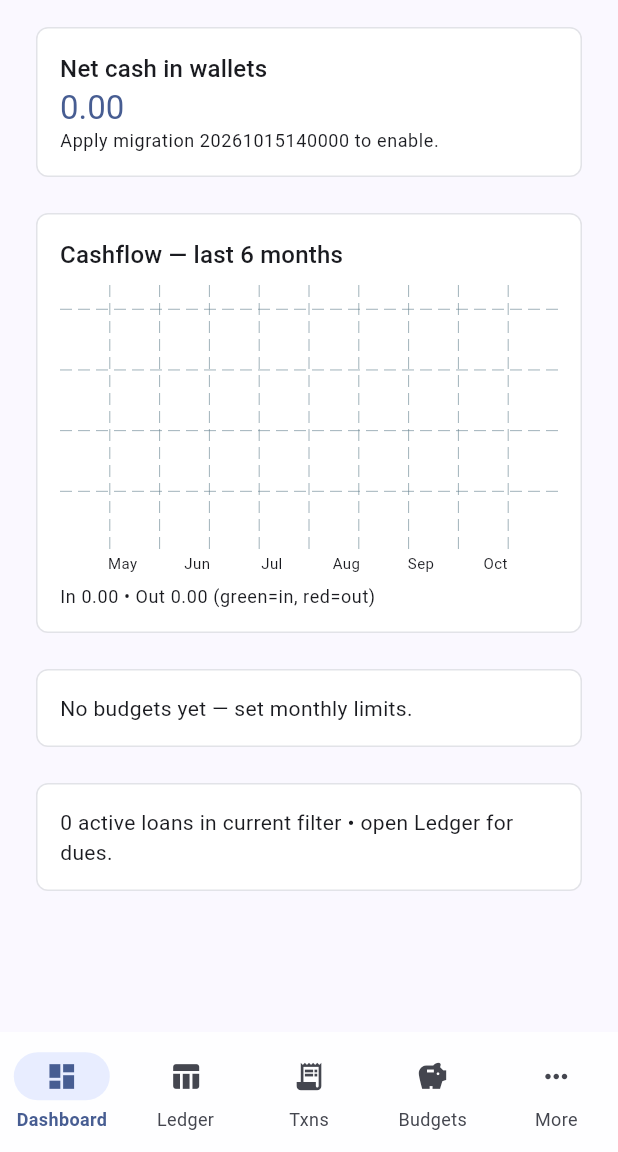
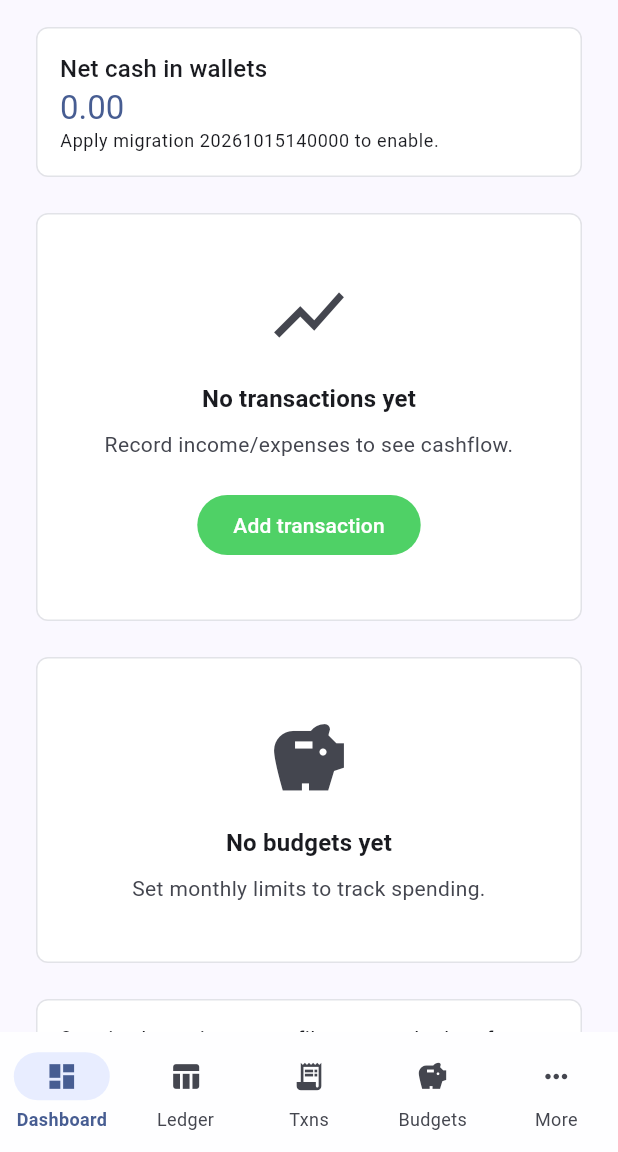
Before and after one commit to namunaONE/nHisab, a Flutter app: the screen it shows once a user with an empty profile is signed in, on a phone screen of 412 x 824 dp, the part 84-1236 px from its top. Run offline on Flutter 3.47's test engine with Material 3 defaults, Android fonts, the phone set to English and light mode, and no system bars; drawn by our look-alikes of fl_chart; our stand-ins replace data_table_2, decimal, file_picker, flutter_riverpod, pdf, printing and 1 more; missing offline and left inert: bikram_sambat, excel, rational; accounts and stored records are empty.

Commit message:
ui/ux phase C: loading + empty + error states
- core/widgets/skeleton.dart: SkeletonBox/SkeletonList/SkeletonCard shimmer
  widgets for loading states (replaces plain spinners)
- core/widgets/empty_state.dart: EmptyState (icon + title + subtitle + CTA)
  and ErrorState (inline message + retry button)
- accounts_page.dart: skeleton list loading, error retry, empty + CTA
- transactions_page.dart: skeleton list loading, error retry, empty + CTA
- budgets_page.dart: skeleton list loading, error retry, empty + CTA
- dashboard_page.dart: skeleton cards per panel, error retry per panel,
  empty placeholders for cashflow/budgets
- ledger_page.dart: skeleton list loading, error retry, empty + CTA
flutter analyze: 0 issues | flutter test: 10/10 | build web: OK

```diff
--- /dev/null
+++ b/app/lib/src/core/widgets/empty_state.dart
@@ -0,0 +1,119 @@
+import 'package:flutter/material.dart';
+
+/// Friendly empty state: icon + title + subtitle + optional primary CTA.
+/// Used when a provider returns zero rows (no wallets, no transactions, etc.).
+class EmptyState extends StatelessWidget {
+  final IconData icon;
+  final String title;
+  final String? subtitle;
+  final String? ctaLabel;
+  final VoidCallback? onCta;
+
+  const EmptyState({
+    super.key,
+    required this.icon,
+    required this.title,
+    this.subtitle,
+    this.ctaLabel,
+    this.onCta,
+  });
+
+  @override
+  Widget build(BuildContext context) {
+    final scheme = Theme.of(context).colorScheme;
+    return Center(
+      child: Padding(
+        padding: const EdgeInsets.all(24),
+        child: Column(
+          mainAxisSize: MainAxisSize.min,
+          children: [
+            Icon(icon, size: 56, color: scheme.onSurfaceVariant),
+            const SizedBox(height: 16),
+            Text(
+              title,
+              style: Theme.of(context).textTheme.titleMedium?.copyWith(
+                    color: scheme.onSurface,
+                    fontWeight: FontWeight.w600,
+                  ),
+              textAlign: TextAlign.center,
+            ),
+            if (subtitle != null) ...[
+              const SizedBox(height: 8),
+              Text(
+                subtitle!,
+                style: Theme.of(context).textTheme.bodyMedium?.copyWith(
+                      color: scheme.onSurfaceVariant,
+                    ),
+                textAlign: TextAlign.center,
+              ),
+            ],
+            if (ctaLabel != null && onCta != null) ...[
+              const SizedBox(height: 20),
+              FilledButton(
+                onPressed: onCta,
+                style: FilledButton.styleFrom(
+                  backgroundColor: scheme.secondary,
+                  foregroundColor: scheme.onSecondary,
+                ),
+                child: Text(ctaLabel!),
+              ),
+            ],
+          ],
+        ),
+      ),
+    );
+  }
+}
+
+/// Inline error state: error icon + message + optional retry CTA.
+/// Never a snackbar for form/page errors — shown inline per docs/05 #3.
+class ErrorState extends StatelessWidget {
+  final String message;
+  final VoidCallback? onRetry;
+
+  const ErrorState({super.key, required this.message, this.onRetry});
+
+  @override
+  Widget build(BuildContext context) {
+    final scheme = Theme.of(context).colorScheme;
+    return Center(
+      child: Padding(
+        padding: const EdgeInsets.all(24),
+        child: Column(
+          mainAxisSize: MainAxisSize.min,
+          children: [
+            Icon(Icons.error_outline, size: 48, color: scheme.error),
+            const SizedBox(height: 12),
+            Text(
+              'Something went wrong',
+              style: Theme.of(context).textTheme.titleMedium?.copyWith(
+                    color: scheme.error,
+                    fontWeight: FontWeight.w600,
+                  ),
+              textAlign: TextAlign.center,
+            ),
+            const SizedBox(height: 8),
+            Text(
+              message,
+              style: Theme.of(context).textTheme.bodyMedium?.copyWith(
+                    color: scheme.onSurfaceVariant,
+                  ),
+              textAlign: TextAlign.center,
+            ),
+            if (onRetry != null) ...[
+              const SizedBox(height: 16),
+              OutlinedButton(
+                onPressed: onRetry,
+                style: OutlinedButton.styleFrom(
+                  foregroundColor: scheme.primary,
+                  side: BorderSide(color: scheme.primary),
+                ),
+                child: const Text('Retry'),
+              ),
+            ],
+          ],
+        ),
+      ),
+    );
+  }
+}
--- a/app/lib/src/features/dashboard/dashboard_page.dart
+++ b/app/lib/src/features/dashboard/dashboard_page.dart
@@ -3,8 +3,11 @@ import 'package:flutter/material.dart';
 import 'package:flutter_riverpod/flutter_riverpod.dart';
 import 'package:intl/intl.dart';
 import '../../core/budget/budget_calculator.dart';
+import '../../core/widgets/empty_state.dart';
+import '../../core/widgets/skeleton.dart';
 import '../accounts/accounts_provider.dart';
 import '../budgets/budgets_provider.dart';
+import '../categories/categories_provider.dart';
 import '../loans/loans_provider.dart';
 import '../transactions/transactions_provider.dart';
 
@@ -26,14 +29,16 @@ class DashboardPage extends ConsumerWidget {
         children: [
           // Net worth card
           accountsAsync.when(
-            loading: () => const Card.outlined(
-                child: Padding(
-                    padding: EdgeInsets.all(16),
-                    child: Text('Loading wallets…'))),
+            loading: () => const SkeletonCard(height: 140),
             error: (e, _) => Card.outlined(
-                child: Padding(
-                    padding: const EdgeInsets.all(16),
-                    child: Text('Wallets error: $e'))),
+              child: Padding(
+                padding: const EdgeInsets.all(16),
+                child: ErrorState(
+                  message: e.toString(),
+                  onRetry: () => ref.invalidate(accountsProvider),
+                ),
+              ),
+            ),
             data: (accs) {
               final total = BudgetCalculator.round2(
                   accs.fold(0.0, (s, a) => s + a.computedBalance));
@@ -64,8 +69,16 @@ class DashboardPage extends ConsumerWidget {
           const SizedBox(height: 12),
           // Cashflow: last 6 AD months, income vs expense per month
           txnsAsync.when(
-            loading: () => const SizedBox.shrink(),
-            error: (e, _) => Text('Txns error: $e'),
+            loading: () => const SkeletonCard(height: 240),
+            error: (e, _) => Card.outlined(
+              child: Padding(
+                padding: const EdgeInsets.all(16),
+                child: ErrorState(
+                  message: e.toString(),
+                  onRetry: () => ref.invalidate(transactionsProvider),
+                ),
+              ),
+            ),
             data: (txns) {
               final now = DateTime.now();
               final months = List.generate(
@@ -99,6 +112,24 @@ class DashboardPage extends ConsumerWidget {
                   incomeByM.fold(0.0, (s, v) => s + v);
               final totalOut =
                   expenseByM.fold(0.0, (s, v) => s + v);
+              if (txns.isEmpty) {
+                return Card.outlined(
+                  child: Padding(
+                    padding: const EdgeInsets.all(16),
+                    child: EmptyState(
+                      icon: Icons.show_chart,
+                      title: 'No transactions yet',
+                      subtitle: 'Record income/expenses to see cashflow.',
+                      ctaLabel: 'Add transaction',
+                      onCta: () {
+                        ref.invalidate(accountsProvider);
+                        ref.invalidate(categoriesProvider);
+                        // Navigate to transactions handled by parent via route
+                      },
+                    ),
+                  ),
+                );
+              }
               return Card.outlined(
                 child: Padding(
                   padding: const EdgeInsets.all(16),
@@ -173,14 +204,26 @@ class DashboardPage extends ConsumerWidget {
           const SizedBox(height: 12),
           // Budget donut
           budgetsAsync.when(
-            loading: () => const SizedBox.shrink(),
-            error: (e, _) => Text('Budgets error: $e'),
+            loading: () => const SkeletonCard(height: 220),
+            error: (e, _) => Card.outlined(
+              child: Padding(
+                padding: const EdgeInsets.all(16),
+                child: ErrorState(
+                  message: e.toString(),
+                  onRetry: () => ref.invalidate(budgetsProvider),
+                ),
+              ),
+            ),
             data: (budgets) {
               if (budgets.isEmpty) {
-                return const Card.outlined(
+                return Card.outlined(
                   child: Padding(
-                    padding: EdgeInsets.all(16),
-                    child: Text('No budgets yet — set monthly limits.'),
+                    padding: const EdgeInsets.all(16),
+                    child: EmptyState(
+                      icon: Icons.savings,
+                      title: 'No budgets yet',
+                      subtitle: 'Set monthly limits to track spending.',
+                    ),
                   ),
                 );
               }
@@ -225,7 +268,15 @@ class DashboardPage extends ConsumerWidget {
           // Overdue / loan strip
           loansAsync.when(
             loading: () => const SizedBox.shrink(),
-            error: (e, _) => const SizedBox.shrink(),
+            error: (e, _) => Card.outlined(
+              child: Padding(
+                padding: const EdgeInsets.all(16),
+                child: ErrorState(
+                  message: e.toString(),
+                  onRetry: () => ref.invalidate(loansProvider),
+                ),
+              ),
+            ),
             data: (loans) => Card.outlined(
               child: Padding(
                 padding: const EdgeInsets.all(16),
```
Also changed, not shown: app/lib/src/core/widgets/skeleton.dart (added, +91 -0 lines), app/lib/src/features/accounts/accounts_page.dart (+16 -10 lines), app/lib/src/features/budgets/budgets_page.dart (+16 -10 lines), app/lib/src/features/home/ledger_page.dart (+20 -2 lines), app/lib/src/features/transactions/transactions_page.dart (+20 -10 lines).
